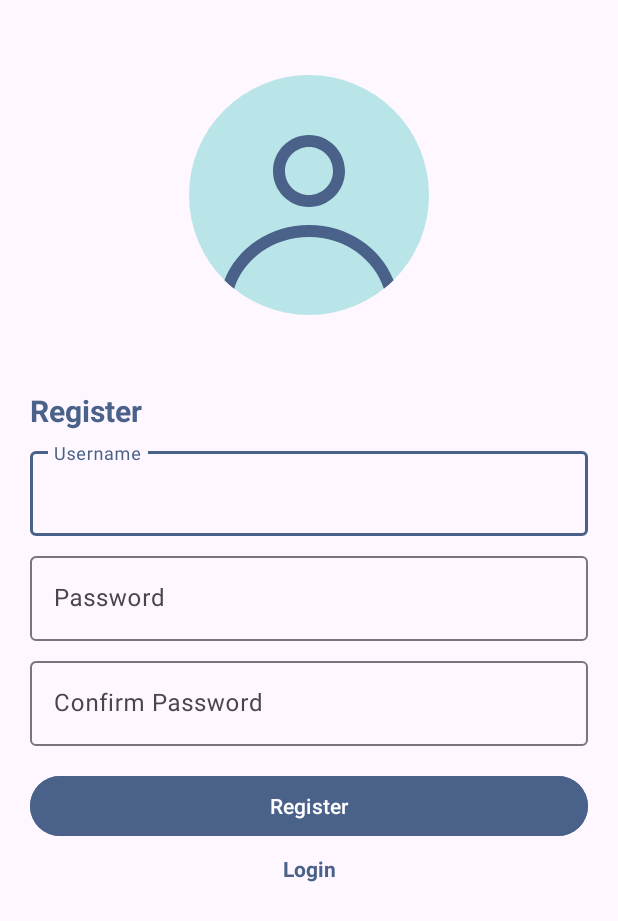
After one commit to android-app-development-course/2024-Autumn-Aberdeen-6-MediCare, an Android app: the RegisterActivity screen opened directly, with no data from a screen before it, on a phone screen of 412 x 824 dp. The commit adds this screen. Shown: the top 921 px of the screen. Run offline under Robolectric (Android 15) with nearby library versions, the phone set to English and light mode, and no system bars.

Commit message:
登录和注册页实现

```diff
--- /dev/null
+++ b/app/src/main/java/com/appdev/medicare/RegisterActivity.kt
@@ -0,0 +1,63 @@
+package com.appdev.medicare
+
+import android.content.Intent
+import android.os.Bundle
+import android.widget.Button
+import android.widget.TextView
+import android.widget.Toast
+import androidx.appcompat.app.AppCompatActivity
+import com.google.android.material.textfield.TextInputEditText
+
+class RegisterActivity : AppCompatActivity() {
+    private lateinit var usernameInput: TextInputEditText
+    private lateinit var passwordInput: TextInputEditText
+    private lateinit var confirmPasswordInput: TextInputEditText
+    private lateinit var buttonRegister: Button
+    private lateinit var loginText: TextView
+
+    override fun onCreate(savedInstanceState: Bundle?) {
+        super.onCreate(savedInstanceState)
+        setContentView(R.layout.activity_register)
+
+        usernameInput = findViewById(R.id.usernameInput)
+        passwordInput = findViewById(R.id.passwordInput)
+        confirmPasswordInput = findViewById(R.id.confirmPasswordInput)
+        buttonRegister = findViewById(R.id.buttonRegister)
+        loginText = findViewById(R.id.loginText)
+
+        buttonRegister.setOnClickListener() {
+            register()
+        }
+
+        loginText.setOnClickListener {
+            finish()
+        }
+    }
+
+    private fun register() {
+        val username = usernameInput.text
+        val password = passwordInput.text
+        val confirmPassword = confirmPasswordInput.text
+
+        if (username!!.isEmpty() || password!!.isEmpty() || confirmPassword!!.isEmpty()) {
+            Toast.makeText(
+                this,
+                "Please fill in all fields.",
+                Toast.LENGTH_SHORT
+            ).show()
+        } else if (password.toString() === confirmPassword.toString()) {
+            Toast.makeText(
+                this,
+                "Not the same password",
+                Toast.LENGTH_SHORT
+            ).show()
+        } else {
+            Toast.makeText(
+                this,
+                "Trying to register with username '${username}'!",
+                Toast.LENGTH_SHORT
+            ).show()
+            // to be implemented
+        }
+    }
+}
--- /dev/null
+++ b/app/src/main/res/drawable/avatar.xml
@@ -0,0 +1,9 @@
+<vector xmlns:android="http://schemas.android.com/apk/res/android" android:height="512dp" android:viewportHeight="160" android:viewportWidth="160" android:width="512dp">
+
+    <path android:fillColor="#B9E5E8" android:pathData="M80,0L80,0A80,80 0,0 1,160 80L160,80A80,80 0,0 1,80 160L80,160A80,80 0,0 1,0 80L0,80A80,80 0,0 1,80 0z"/>
+
+    <path android:fillColor="#4A628A" android:fillType="evenOdd" android:pathData="M104,64C104,77.25 93.26,88 80,88C66.75,88 56,77.25 56,64C56,50.75 66.75,40 80,40C93.26,40 104,50.75 104,64ZM96,64C96,72.84 88.84,80 80,80C71.16,80 64,72.84 64,64C64,55.16 71.16,48 80,48C88.84,48 96,55.16 96,64Z"/>
+
+    <path android:fillColor="#4A628A" android:pathData="M80,100C54.1,100 32.04,115.31 23.63,136.77C25.68,138.8 27.84,140.73 30.09,142.53C36.35,122.83 55.99,108 80,108C104.01,108 123.65,122.83 129.91,142.53C132.16,140.73 134.32,138.8 136.37,136.77C127.96,115.31 105.9,100 80,100Z"/>
+
+</vector>
--- /dev/null
+++ b/app/src/main/res/layout/activity_register.xml
@@ -0,0 +1,95 @@
+<?xml version="1.0" encoding="utf-8"?>
+<androidx.constraintlayout.widget.ConstraintLayout xmlns:android="http://schemas.android.com/apk/res/android"
+    xmlns:app="http://schemas.android.com/apk/res-auto"
+    xmlns:tools="http://schemas.android.com/tools"
+    android:layout_width="match_parent"
+    android:layout_height="match_parent">
+
+    <LinearLayout
+        android:id="@+id/mainLayout"
+        android:layout_width="match_parent"
+        android:layout_height="match_parent"
+        android:orientation="vertical"
+        android:paddingHorizontal="20dp"
+        tools:layout_editor_absoluteX="1dp"
+        tools:layout_editor_absoluteY="1dp">
+
+        <ImageView
+            android:id="@+id/avatar"
+            android:layout_width="match_parent"
+            android:layout_height="160dp"
+            android:layout_marginTop="50dp"
+            android:layout_marginBottom="50dp"
+            app:srcCompat="@drawable/avatar" />
+
+        <TextView
+            android:id="@+id/registerText"
+            android:layout_width="match_parent"
+            android:layout_height="wrap_content"
+            android:text="@string/register"
+            android:textColor="@color/theme_primary"
+            android:textSize="20dp"
+            android:textStyle="bold" />
+
+        <com.google.android.material.textfield.TextInputLayout
+            android:layout_width="match_parent"
+            android:layout_height="wrap_content"
+            android:layout_marginVertical="8dp">
+
+            <com.google.android.material.textfield.TextInputEditText
+                android:id="@+id/usernameInput"
+                android:layout_width="match_parent"
+                android:layout_height="wrap_content"
+                android:hint="@string/username"
+                android:inputType="text"
+                android:maxLines="1"/>
+
+        </com.google.android.material.textfield.TextInputLayout>
+
+        <com.google.android.material.textfield.TextInputLayout
+            android:layout_width="match_parent"
+            android:layout_height="wrap_content">
+
+            <com.google.android.material.textfield.TextInputEditText
+                android:id="@+id/passwordInput"
+                android:layout_width="match_parent"
+                android:layout_height="wrap_content"
+                android:layout_marginVertical="8dp"
+                android:hint="@string/password"
+                android:inputType="textPassword"
+                android:maxLines="1"/>
+        </com.google.android.material.textfield.TextInputLayout>
+
+        <com.google.android.material.textfield.TextInputLayout
+            android:layout_width="match_parent"
+            android:layout_height="wrap_content">
+
+            <com.google.android.material.textfield.TextInputEditText
+                android:id="@+id/confirmPasswordInput"
+                android:layout_width="match_parent"
+                android:layout_height="wrap_content"
+                android:layout_marginVertical="8dp"
+                android:hint="@string/confirmPassword"
+                android:inputType="textPassword"
+                android:maxLines="1" />
+        </com.google.android.material.textfield.TextInputLayout>
+
+        <Button
+            android:id="@+id/buttonRegister"
+            android:layout_width="match_parent"
+            android:layout_height="wrap_content"
+            android:layout_marginVertical="8dp"
+            android:backgroundTint="@color/theme_primary"
+            android:text="@string/register" />
+
+        <TextView
+            android:id="@+id/loginText"
+            android:layout_width="match_parent"
+            android:layout_height="wrap_content"
+            android:clickable="true"
+            android:text="@string/login"
+            android:textAlignment="center"
+            android:textColor="@color/theme_primary"
+            android:textStyle="bold" />
+    </LinearLayout>
+</androidx.constraintlayout.widget.ConstraintLayout>
--- a/app/src/main/res/values/colors.xml
+++ b/app/src/main/res/values/colors.xml
@@ -2,4 +2,8 @@
 <resources>
     <color name="black">#FF000000</color>
     <color name="white">#FFFFFFFF</color>
+    <color name="theme_primary">#4A628A</color>
+    <color name="theme_primary_variant">#7AB2D3</color>
+    <color name="theme_secondary">#B9E5E8</color>
+    <color name="theme_secondary_variant">#DFF2EB</color>
 </resources>
--- a/app/src/main/res/values/strings.xml
+++ b/app/src/main/res/values/strings.xml
@@ -1,3 +1,8 @@
 <resources>
     <string name="app_name">MediCare</string>
+    <string name="login">Login</string>
+    <string name="username">Username</string>
+    <string name="password">Password</string>
+    <string name="register">Register</string>
+    <string name="confirmPassword">Confirm Password</string>
 </resources>
--- a/app/src/main/res/values/themes.xml
+++ b/app/src/main/res/values/themes.xml
@@ -3,6 +3,10 @@
     <style name="Base.Theme.MediCare" parent="Theme.Material3.DayNight.NoActionBar">
         <!-- Customize your light theme here. -->
         <!-- <item name="colorPrimary">@color/my_light_primary</item> -->
+        <item name="colorPrimary">@color/theme_primary</item>
+        <item name="colorPrimaryVariant">@color/theme_primary_variant</item>
+        <item name="colorSecondary">@color/theme_secondary</item>
+        <item name="colorSecondaryVariant">@color/theme_secondary_variant</item>
     </style>
 
     <style name="Theme.MediCare" parent="Base.Theme.MediCare" />
```
Also changed, not shown: app/src/main/AndroidManifest.xml (+10 -0 lines), app/src/main/java/com/appdev/medicare/LoginActivity.kt (added, +55 -0 lines), app/src/main/res/layout/activity_login.xml (added, +81 -0 lines).
